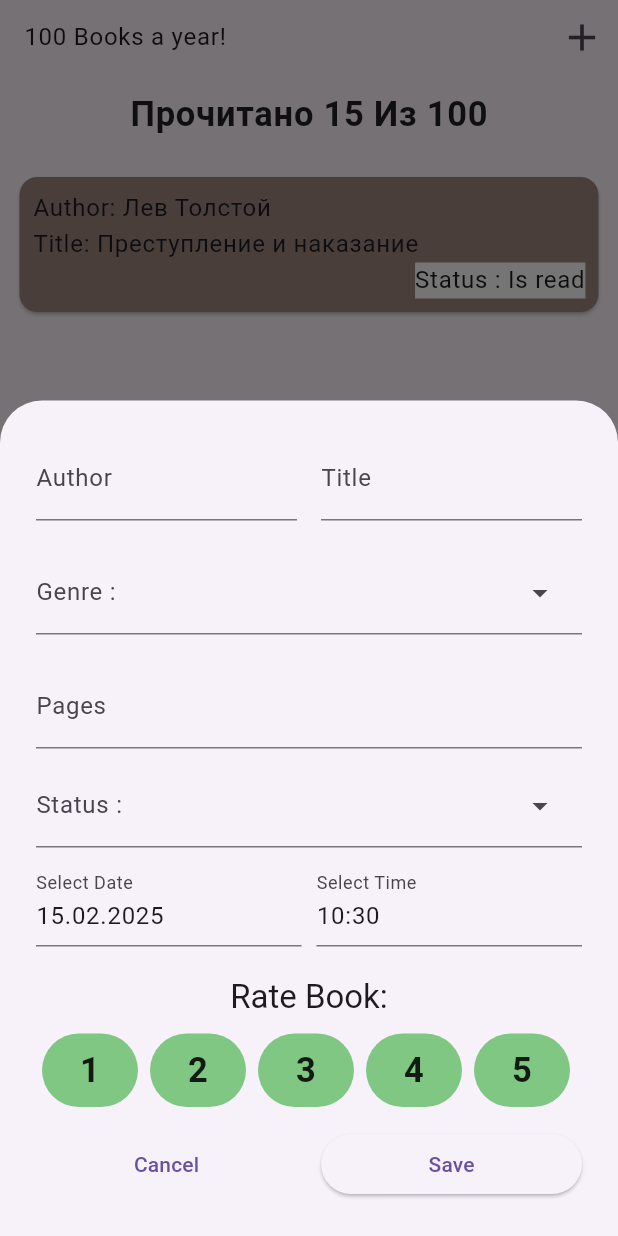
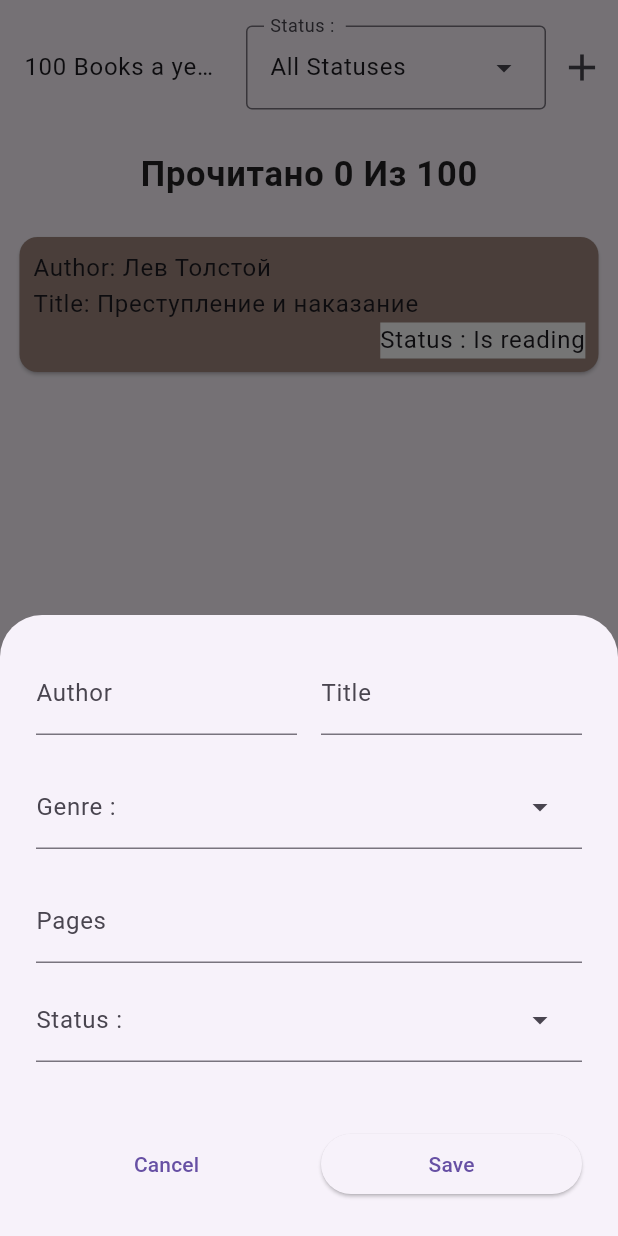
Before and after one commit to Flutter007/test4, a Flutter app: the screen it shows after launch, after a tap on the "add" icon, on a phone screen of 412 x 824 dp. Run offline on Flutter 3.47's test engine with Material 3 defaults, Android fonts, the phone set to English and light mode, and no system bars; drawn by our look-alikes of flutter_slidable; our stand-ins replace google_fonts; Roboto replaces fonts that are missing (Alexandria).

Commit message:
Maked Menu for Sort by Status,Changed style of Card,added logic for 'is read' book

```diff
--- a/lib/data/status_data.dart
+++ b/lib/data/status_data.dart
@@ -5,4 +5,5 @@ final statuses = [
   BookStatus(id: 'is_reading', status: 'Is reading'),
   BookStatus(id: 'is_read', status: 'Is read'),
   BookStatus(id: 'is_postponed', status: 'Is postponed'),
+  BookStatus(id: 'all_statuses', status: 'All Statuses'),
 ];
--- a/lib/helpers/formatted_date.dart
+++ b/lib/helpers/formatted_date.dart
@@ -7,20 +7,23 @@ String _zeroPad(int dateTimeValue) {
   return dateTimeValue.toString();
 }
 
-String formatDate(DateTime dateTime) {
+String formatDate(DateTime? dateTime) {
+  if (dateTime == null) return '';
   final day = _zeroPad(dateTime.day);
   final month = _zeroPad(dateTime.month);
   final year = _zeroPad(dateTime.year);
   return '$day.$month.$year';
 }
 
-String formatTime(TimeOfDay time) {
+String formatTime(TimeOfDay? time) {
+  if (time == null) return '';
   final hour = _zeroPad(time.hour);
   final minutes = _zeroPad(time.minute);
   return '$hour:$minutes';
 }
 
-String formatDateTime(DateTime dateTime) {
+String formatDateTime(DateTime? dateTime) {
+  if (dateTime == null) return '';
   final date = formatDate(dateTime);
   final time = formatTime(TimeOfDay.fromDateTime(dateTime));
   return '$date $time';
--- a/lib/model/book.dart
+++ b/lib/model/book.dart
@@ -13,7 +13,7 @@ class Book {
   final String genreID;
   final int pages;
   final String statusID;
-  final DateTime endTime;
+  DateTime? endTime;
   final int rating;
 
   Book(
@@ -23,7 +23,7 @@ class Book {
       required this.genreID,
       required this.pages,
       required this.statusID,
-      required this.endTime,
+      this.endTime,
       required this.rating})
       : id = id ?? uuid.v4();
 
--- a/lib/screens/books_screen.dart
+++ b/lib/screens/books_screen.dart
@@ -6,12 +6,17 @@ import 'package:test4/widgets/book_card.dart';
 class BooksScreen extends StatelessWidget {
   final List<Book> books;
   final void Function(String id) onBookDelete;
-  // final void Function(String id) onBookEdit;
+  final void Function(String id) onBookEdit;
+  final void Function(Book) openInfo;
+  final int counter;
+
   const BooksScreen({
     super.key,
     required this.books,
     required this.onBookDelete,
-    // required this.onBookEdit,
+    required this.onBookEdit,
+    required this.openInfo,
+    required this.counter,
   });
 
   @override
@@ -23,7 +28,7 @@ class BooksScreen extends StatelessWidget {
       child: Column(
         children: [
           Text(
-            'Прочитано 15 Из 100',
+            'Прочитано $counter Из 100',
             style: bodyLargeStyle.copyWith(
                 fontSize: 23,
                 fontWeight: FontWeight.bold,
@@ -47,16 +52,20 @@ class BooksScreen extends StatelessWidget {
                         padding: EdgeInsets.zero,
                       ),
                       SlidableAction(
-                        onPressed: (ctx) => () {}, //=> onBookEdit(book.id),
+                        onPressed: (ctx) => onBookEdit(book.id),
                         icon: Icons.edit,
-                        backgroundColor: theme.colorScheme.error.withAlpha(220),
-                        label: 'Delete',
+                        backgroundColor:
+                            theme.colorScheme.secondary.withAlpha(220),
+                        label: 'Edit',
                         borderRadius: BorderRadius.circular(15),
                         padding: EdgeInsets.zero,
                       ),
                     ],
                   ),
-                  child: BookCard(book: book),
+                  child: BookCard(
+                    book: book,
+                    openInfo: openInfo,
+                  ),
                 );
               },
               itemCount: books.length,
--- a/lib/test4.dart
+++ b/lib/test4.dart
@@ -1,8 +1,10 @@
 import 'package:flutter/material.dart';
 import 'package:google_fonts/google_fonts.dart';
+import 'package:test4/data/status_data.dart';
 import 'package:test4/model/book.dart';
 import 'package:test4/screens/books_screen.dart';
 import 'package:test4/widgets/book_form.dart';
+import 'package:test4/widgets/book_info.dart';
 
 class Test4 extends StatefulWidget {
   const Test4({super.key});
@@ -18,10 +20,12 @@ class _Test4State extends State<Test4> {
         title: 'Преступление и наказание',
         genreID: 'science_fiction',
         pages: 400,
-        statusID: 'is_read',
-        endTime: DateTime.now(),
+        statusID: 'is_reading',
+        endTime: null,
         rating: 4),
   ];
+  int counter = 0;
+  String? selectedStatus = 'all_statuses';
 
   void deleteBook(String id) {
     setState(() {
@@ -29,13 +33,41 @@ class _Test4State extends State<Test4> {
     });
   }
 
+  void onCancel() {
+    setState(() {
+      Navigator.pop(context);
+    });
+  }
+
   void addBook(Book newBook) {
     setState(() {
       books.add(newBook);
+      if (newBook.statusID == 'is_read') {
+        counter++;
+      }
     });
   }
 
   void editBook(Book editBook) {
+    setState(() {
+      final index = books.indexWhere((book) => book.id == editBook.id);
+      books[index] = editBook;
+    });
+  }
+
+  void openInfoSheet(Book book) {
+    showModalBottomSheet(
+      context: context,
+      useSafeArea: true,
+      isScrollControlled: true,
+      builder: (ctx) => BookInfo(
+        book: book,
+        closeInfo: onCancel,
+      ),
+    );
+  }
+
+  void toEditBook(Book editBook) {
     setState(() {
       final index = books.indexWhere((book) => book.id == editBook.id);
       books[index] = editBook;
@@ -50,8 +82,46 @@ class _Test4State extends State<Test4> {
         builder: (ctx) => BookForm(onBookSaved: addBook));
   }
 
+  void openEditBookSheet(String id) {
+    final editBook = books.firstWhere((book) => book.id == id);
+    showModalBottomSheet(
+        context: context,
+        useSafeArea: true,
+        isScrollControlled: true,
+        builder: (ctx) =>
+            BookForm(onBookSaved: toEditBook, editBook: editBook));
+  }
+
   @override
   Widget build(BuildContext context) {
+    books.sort((a, b) {
+      if (a.statusID == 'is_reading' && b.statusID != 'is_reading') {
+        return -1;
+      } else if (b.statusID == 'is_reading' && a.statusID != 'is_reading') {
+        return 1;
+      }
+
+      if (a.statusID == 'on_the_shelf' && b.statusID != 'on_the_shelf') {
+        return -1;
+      } else if (b.statusID == 'on_the_shelf' && a.statusID != 'on_the_shelf') {
+        return 1;
+      }
+
+      if (a.statusID == 'postponed' && b.statusID != 'postponed') {
+        return -1;
+      } else if (b.statusID == 'postponed' && a.statusID != 'postponed') {
+        return 1;
+      }
+
+      if (a.statusID == 'is_read' && b.statusID != 'is_read') {
+        return -1;
+      } else if (b.statusID == 'is_read' && a.statusID != 'is_read') {
+        return 1;
+      }
+
+      return 0;
+    });
+
     final theme = Theme.of(context);
     return Scaffold(
       appBar: AppBar(
@@ -62,6 +132,18 @@ class _Test4State extends State<Test4> {
           ),
         ),
         actions: [
+          DropdownMenu(
+            width: 200,
+            initialSelection: selectedStatus,
+            label: Text('Status : '),
+            onSelected: ((value) => setState(() => selectedStatus == value)),
+            dropdownMenuEntries: statuses
+                .map(
+                  (status) =>
+                      DropdownMenuEntry(value: status.id, label: status.status),
+                )
+                .toList(),
+          ),
           IconButton(
               onPressed: openAddBookSheet,
               icon: Icon(
@@ -69,11 +151,16 @@ class _Test4State extends State<Test4> {
                 size: 30,
               ))
         ],
-        toolbarHeight: 50,
+        toolbarHeight: 90,
       ),
       body: BooksScreen(
-        books: books,
+        books: (selectedStatus == 'all_statuses')
+            ? books
+            : books.where((book) => book.statusID == selectedStatus).toList(),
         onBookDelete: deleteBook,
+        onBookEdit: openEditBookSheet,
+        openInfo: openInfoSheet,
+        counter: counter,
       ),
     );
   }
--- a/lib/widgets/book_card.dart
+++ b/lib/widgets/book_card.dart
@@ -1,18 +1,19 @@
 import 'package:flutter/material.dart';
+import 'package:test4/helpers/formatted_date.dart';
 import 'package:test4/model/book.dart';
 
 class BookCard extends StatelessWidget {
   final Book book;
-  const BookCard({super.key, required this.book});
+  final void Function(Book) openInfo;
+  const BookCard({super.key, required this.book, required this.openInfo});
 
   @override
   Widget build(BuildContext context) {
     final theme = Theme.of(context);
     final bodyLargeStyle = theme.textTheme.bodyLarge!;
-
-    // final genre = book.genre;
     final status = book.status;
     return GestureDetector(
+      onTap: () => openInfo(book),
       child: Card(
         color: Colors.brown.shade300,
         child: Padding(
@@ -49,6 +50,22 @@ class BookCard extends StatelessWidget {
                   ),
                 ],
               ),
+              if (book.statusID == 'is_read')
+                Column(
+                  crossAxisAlignment: CrossAxisAlignment.end,
+                  children: [
+                    Align(
+                      alignment: Alignment.centerRight,
+                      child: Text(
+                        'End Time: ${formatDateTime(book.endTime)}\n'
+                        'Rating:${book.rating.toString()}',
+                        style: bodyLargeStyle.copyWith(
+                            backgroundColor: Colors.white),
+                        textAlign: TextAlign.right,
+                      ),
+                    ),
+                  ],
+                )
             ],
           ),
         ),
--- a/lib/widgets/book_form.dart
+++ b/lib/widgets/book_form.dart
@@ -19,8 +19,8 @@ class BookForm extends StatefulWidget {
 }
 
 class _BookFormState extends State<BookForm> {
-  var selectedDate = DateTime.now();
-  var selectedTime = TimeOfDay.now();
+  DateTime? selectedDate = DateTime.now();
+  TimeOfDay? selectedTime = TimeOfDay.now();
   final dateController = TextEditingController();
   final timeController = TextEditingController();
   final authorController = TextEditingController();
@@ -42,8 +42,8 @@ class _BookFormState extends State<BookForm> {
       selectedStatus = editedBook.statusID;
       ratingController.text = editedBook.rating.toString();
     }
-    dateController.text = formatDate(selectedDate);
-    timeController.text = formatTime(selectedTime);
+    dateController.text = formatDate(selectedDate!);
+    timeController.text = formatTime(selectedTime!);
   }
 
   @override
@@ -63,13 +63,23 @@ class _BookFormState extends State<BookForm> {
   }
 
   void onSave() {
-    final dateTime = DateTime(
-      selectedDate.year,
-      selectedDate.month,
-      selectedDate.day,
-      selectedTime.hour,
-      selectedTime.minute,
+    DateTime? dateTime;
+    if (selectedDate != null &&
+        selectedTime != null &&
+        selectedStatus == 'is_read') {
+      dateTime = DateTime(
+        selectedDate!.year,
+        selectedDate!.month,
+        selectedDate!.day,
+        selectedTime!.hour,
+        selectedTime!.minute,
       );
+    } else {
+      dateTime = null;
+      selectedDate = null;
+      selectedTime = null;
+    }
+
     final addBook = Book(
       id: widget.editBook?.id,
       author: authorController.text.trim(),
@@ -105,7 +115,7 @@ class _BookFormState extends State<BookForm> {
   void onTimeTap() async {
     final userTime = await showTimePicker(
       context: context,
-      initialTime: selectedTime,
+      initialTime: selectedTime ?? TimeOfDay.now(),
     );
     if (userTime != null) {
       setState(() {
@@ -132,6 +142,7 @@ class _BookFormState extends State<BookForm> {
   Widget build(BuildContext context) {
     final theme = Theme.of(context);
     final bottomInset = MediaQuery.of(context).viewInsets.bottom;
+
     return SingleChildScrollView(
       child: Container(
         width: double.infinity,
@@ -166,9 +177,9 @@ class _BookFormState extends State<BookForm> {
               label: Text('Genre : '),
               inputDecorationTheme: theme.inputDecorationTheme,
               initialSelection: selectedGenre,
-              onSelected: ((value) => setState(
-                    () => value = selectedGenre,
-                  )),
+              onSelected: (value) => setState(
+                () => selectedGenre = value,
+              ),
               dropdownMenuEntries: genres
                   .map(
                     (genre) => DropdownMenuEntry(
@@ -199,9 +210,9 @@ class _BookFormState extends State<BookForm> {
               label: Text('Status : '),
               inputDecorationTheme: theme.inputDecorationTheme,
               initialSelection: selectedStatus,
-              onSelected: ((value) => setState(
-                    () => value = selectedStatus,
-                  )),
+              onSelected: (value) => setState(
+                () => selectedStatus = value,
+              ),
               dropdownMenuEntries: statuses
                   .map(
                     (status) => DropdownMenuEntry(
@@ -212,12 +223,14 @@ class _BookFormState extends State<BookForm> {
                   .toList(),
             ),
             SizedBox(height: 10),
+            if (selectedStatus == 'is_read')
               Row(
                 children: [
                   Expanded(
                     child: TextField(
                       controller: dateController,
                       onTap: onDateTap,
+                      readOnly: true,
                       decoration: const InputDecoration(
                         label: Text('Select Date'),
                       ),
@@ -228,6 +241,7 @@ class _BookFormState extends State<BookForm> {
                     child: TextField(
                       controller: timeController,
                       onTap: onTimeTap,
+                      readOnly: true,
                       decoration: const InputDecoration(
                         label: Text('Select Time'),
                       ),
@@ -236,6 +250,7 @@ class _BookFormState extends State<BookForm> {
                 ],
               ),
             SizedBox(height: 20),
+            if (selectedStatus == 'is_read')
               RatingSystem(
                 selectRating: selectRating,
                 changeState: changeIsChanged,
```
Also changed, not shown: lib/widgets/book_info.dart (added, +50 -0 lines), lib/widgets/book_info_text.dart (added, +36 -0 lines). Lines whose indentation alone changed are shown as unchanged.
